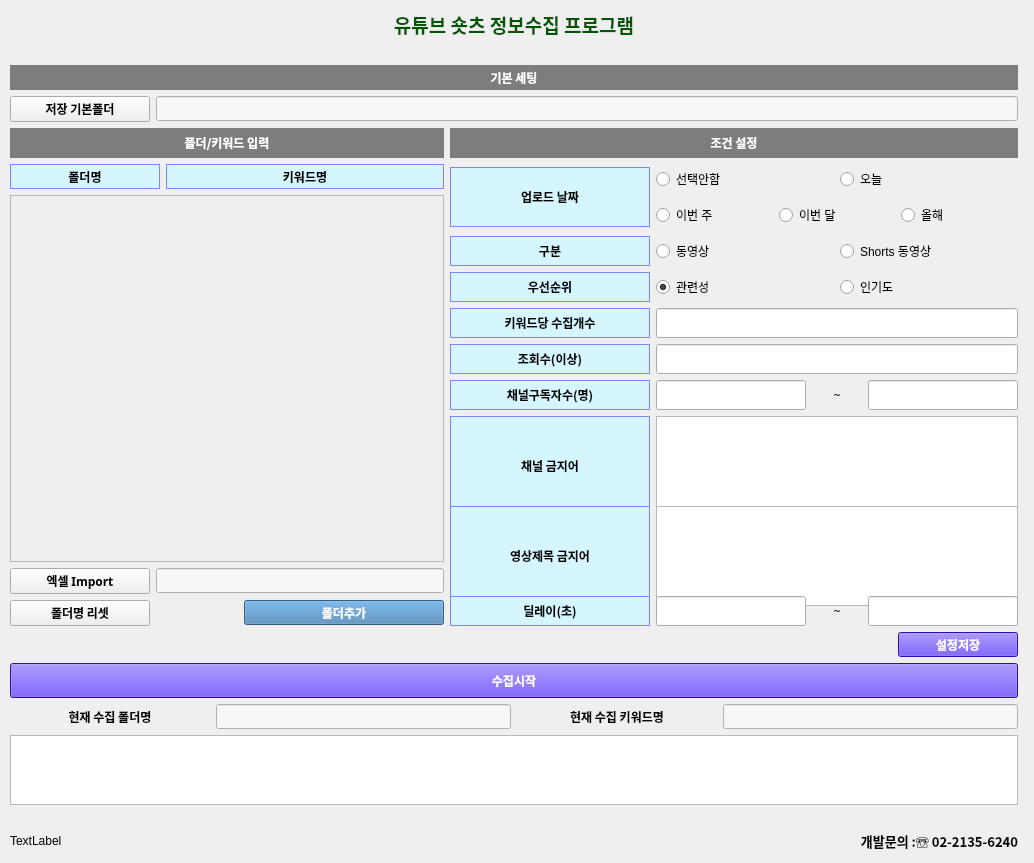
kjg0898-dot/short12code, file 숏폼git1.2/youtube1.1.ui: the form before one commit.
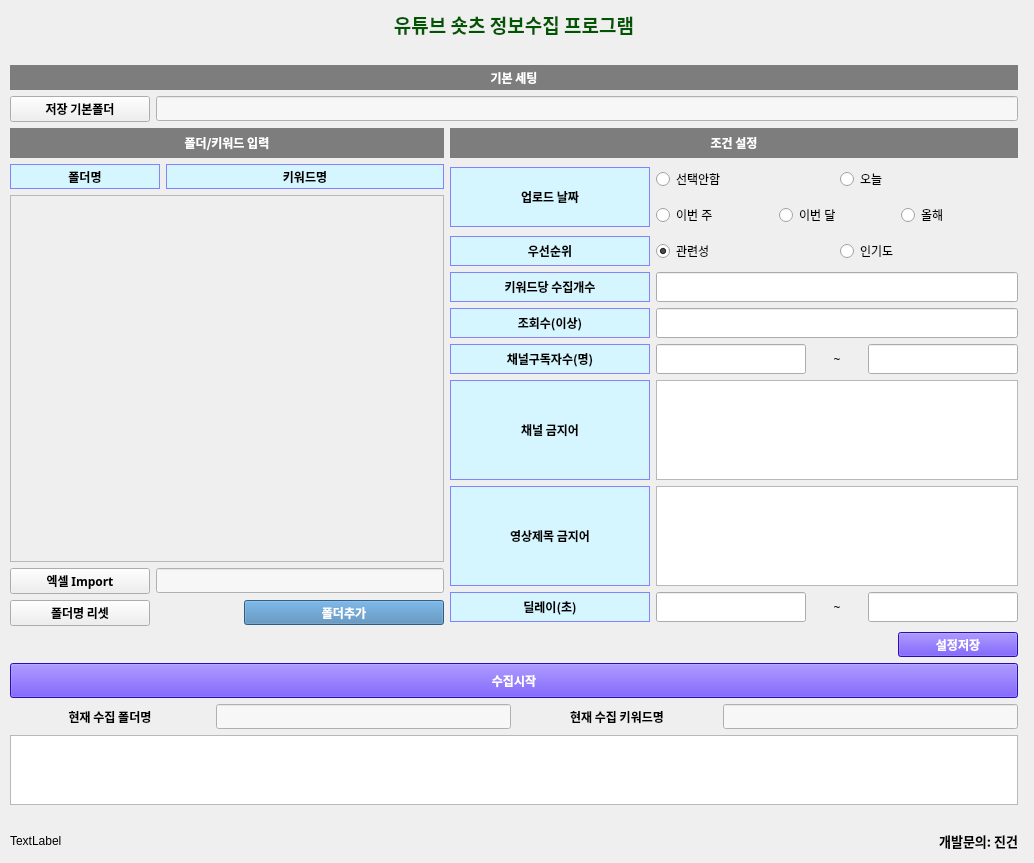
The form after the commit.

Commit message:
구분 필터 제거 및 개발문의 텍스트 변경
- Python 코드에서 구분 필터(동영상/Shorts) 관련 코드 전체 삭제
- UI 파일에서 구분 필터 섹션 제거
- 개발문의 텍스트를 '진건'으로 변경
- 필터 적용 로직 단순화 (업로드날짜, 우선순위만 유지)

```diff
--- a/숏폼git1.2/youtube1.1.ui
+++ b/숏폼git1.2/youtube1.1.ui
@@ -625,91 +625,6 @@
           </item>
          </layout>
         </item>
-        <item>
-         <layout class="QHBoxLayout" name="horizontalLayout_gubun">
-          <item>
-           <widget class="QLabel" name="label_gubun">
-            <property name="minimumSize">
-             <size>
-              <width>200</width>
-              <height>30</height>
-             </size>
-            </property>
-            <property name="maximumSize">
-             <size>
-              <width>200</width>
-              <height>30</height>
-             </size>
-            </property>
-            <property name="font">
-             <font>
-              <family>맑은 고딕</family>
-              <weight>75</weight>
-              <bold>true</bold>
-             </font>
-            </property>
-            <property name="styleSheet">
-             <string notr="true">background-color:rgb(213, 246, 255);
-color:rgb(0, 0, 0);
-border: 1px solid #8183ff;</string>
-            </property>
-            <property name="text">
-             <string>구분</string>
-            </property>
-            <property name="alignment">
-             <set>Qt::AlignCenter</set>
-            </property>
-           </widget>
-          </item>
-          <item>
-           <widget class="QRadioButton" name="gubun_btn_1">
-            <property name="minimumSize">
-             <size>
-              <width>100</width>
-              <height>30</height>
-             </size>
-            </property>
-            <property name="maximumSize">
-             <size>
-              <width>16777215</width>
-              <height>30</height>
-             </size>
-            </property>
-            <property name="cursor">
-             <cursorShape>PointingHandCursor</cursorShape>
-            </property>
-            <property name="text">
-             <string>동영상</string>
-            </property>
-            <property name="checked">
-             <bool>true</bool>
-            </property>
-           </widget>
-          </item>
-          <item>
-           <widget class="QRadioButton" name="gubun_btn_2">
-            <property name="minimumSize">
-             <size>
-              <width>100</width>
-              <height>30</height>
-             </size>
-            </property>
-            <property name="maximumSize">
-             <size>
-              <width>16777215</width>
-              <height>30</height>
-             </size>
-            </property>
-            <property name="cursor">
-             <cursorShape>PointingHandCursor</cursorShape>
-            </property>
-            <property name="text">
-             <string>Shorts 동영상</string>
-            </property>
-           </widget>
-          </item>
-         </layout>
-        </item>
         <item>
          <layout class="QHBoxLayout" name="horizontalLayout_priority">
           <item>
@@ -1526,7 +1441,7 @@
          </font>
         </property>
         <property name="text">
-         <string>&lt;html&gt;&lt;head/&gt;&lt;body&gt;&lt;p&gt;&lt;span style=&quot; font-size:10pt;&quot;&gt;개발문의 :☏ 02-2135-6240&lt;/span&gt;&lt;/p&gt;&lt;/body&gt;&lt;/html&gt;</string>
+         <string>&lt;html&gt;&lt;head/&gt;&lt;body&gt;&lt;p&gt;&lt;span style=&quot; font-size:10pt;&quot;&gt;개발문의: 진건&lt;/span&gt;&lt;/p&gt;&lt;/body&gt;&lt;/html&gt;</string>
         </property>
         <property name="alignment">
          <set>Qt::AlignRight|Qt::AlignTrailing|Qt::AlignVCenter</set>
```
The commit also changes 1 other file.
